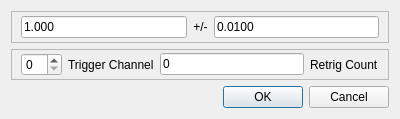
Qt form trigdialog.ui (MccDv/universaltest) before a commit.
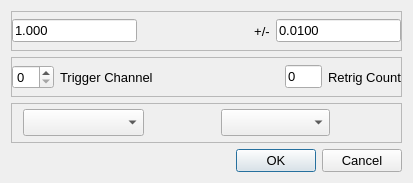
The same form after that commit.

Commit message: Fixed dig list, uni plot scale, trig update, trig chan desc.

```diff
--- a/trigdialog.ui
+++ b/trigdialog.ui
@@ -6,10 +6,15 @@
    <rect>
     <x>0</x>
     <y>0</y>
-    <width>400</width>
-    <height>119</height>
+    <width>413</width>
+    <height>183</height>
    </rect>
   </property>
+  <property name="font">
+   <font>
+    <pointsize>10</pointsize>
+   </font>
+  </property>
   <property name="windowTitle">
    <string>Trigger Setup</string>
   </property>
@@ -23,9 +28,15 @@
       <enum>QFrame::Raised</enum>
      </property>
      <layout class="QHBoxLayout" name="horizontalLayout">
+      <property name="leftMargin">
+       <number>0</number>
+      </property>
       <property name="topMargin">
        <number>1</number>
       </property>
+      <property name="rightMargin">
+       <number>0</number>
+      </property>
       <property name="bottomMargin">
        <number>1</number>
       </property>
@@ -39,6 +50,19 @@
         </property>
        </widget>
       </item>
+      <item>
+       <spacer name="horizontalSpacer_2">
+        <property name="orientation">
+         <enum>Qt::Horizontal</enum>
+        </property>
+        <property name="sizeHint" stdset="0">
+         <size>
+          <width>40</width>
+          <height>20</height>
+         </size>
+        </property>
+       </spacer>
+      </item>
       <item>
        <widget class="QLabel" name="lblSeparator">
         <property name="text">
@@ -70,10 +94,16 @@
      <property name="frameShadow">
       <enum>QFrame::Raised</enum>
      </property>
-     <layout class="QHBoxLayout" name="horizontalLayout_2">
+     <layout class="QHBoxLayout" name="horizontalLayout_2" stretch="1,3,3,1,2">
+      <property name="leftMargin">
+       <number>0</number>
+      </property>
       <property name="topMargin">
        <number>1</number>
       </property>
+      <property name="rightMargin">
+       <number>0</number>
+      </property>
       <property name="bottomMargin">
        <number>1</number>
       </property>
@@ -87,6 +117,19 @@
         </property>
        </widget>
       </item>
+      <item>
+       <spacer name="horizontalSpacer">
+        <property name="orientation">
+         <enum>Qt::Horizontal</enum>
+        </property>
+        <property name="sizeHint" stdset="0">
+         <size>
+          <width>40</width>
+          <height>20</height>
+         </size>
+        </property>
+       </spacer>
+      </item>
       <item>
        <widget class="QLineEdit" name="leRetrigCount">
         <property name="toolTip">
@@ -107,6 +150,42 @@
      </layout>
     </widget>
    </item>
+   <item>
+    <widget class="QFrame" name="fraChanDesc">
+     <property name="frameShape">
+      <enum>QFrame::StyledPanel</enum>
+     </property>
+     <property name="frameShadow">
+      <enum>QFrame::Raised</enum>
+     </property>
+     <widget class="QComboBox" name="cmbChanType">
+      <property name="geometry">
+       <rect>
+        <x>12</x>
+        <y>6</y>
+        <width>121</width>
+        <height>27</height>
+       </rect>
+      </property>
+      <property name="toolTip">
+       <string>Channel Type</string>
+      </property>
+     </widget>
+     <widget class="QComboBox" name="cmbRange">
+      <property name="geometry">
+       <rect>
+        <x>210</x>
+        <y>6</y>
+        <width>109</width>
+        <height>27</height>
+       </rect>
+      </property>
+      <property name="toolTip">
+       <string>Range</string>
+      </property>
+     </widget>
+    </widget>
+   </item>
    <item>
     <widget class="QDialogButtonBox" name="buttonBox">
      <property name="orientation">
```
The commit also changes 15 other files.
